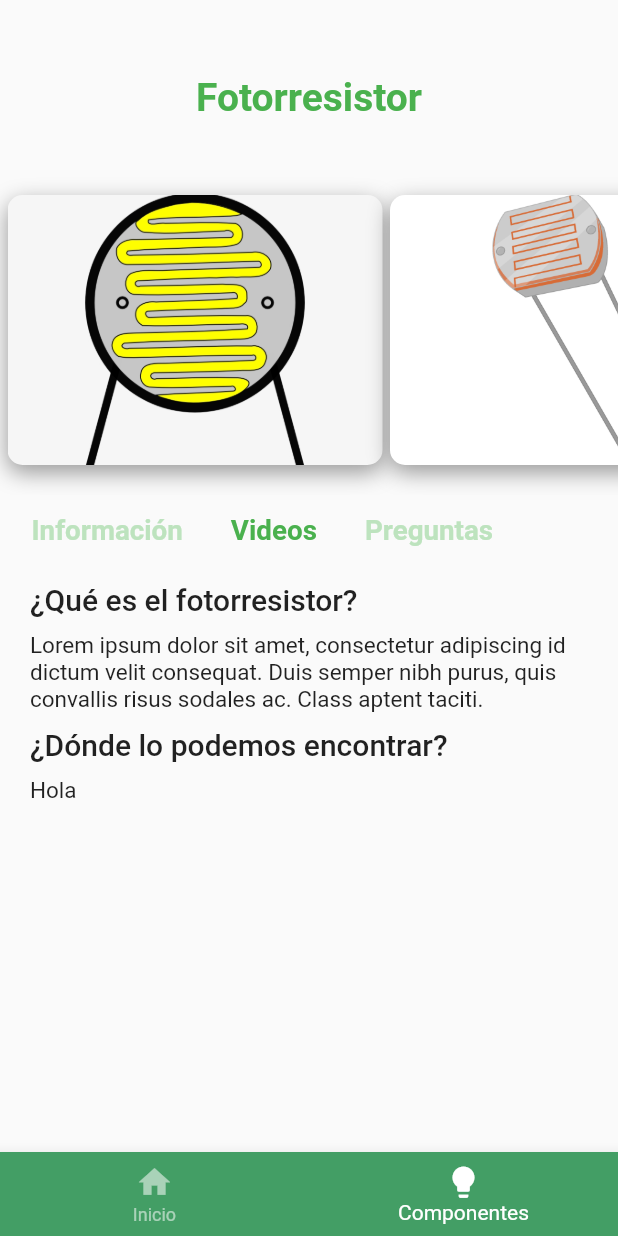
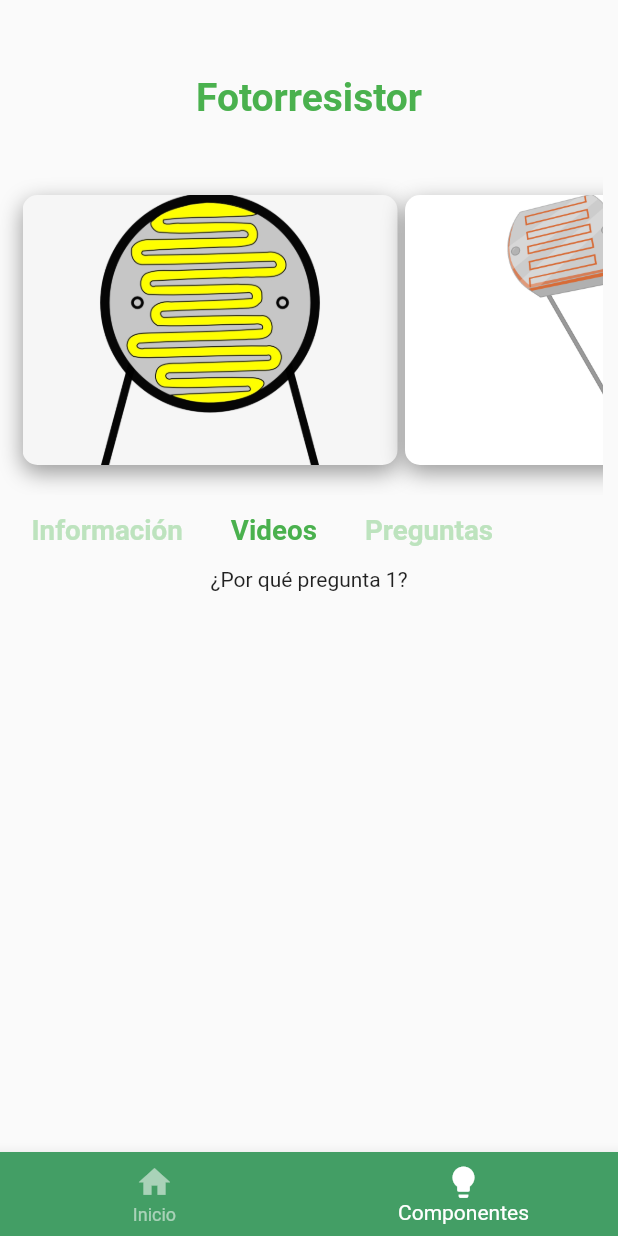
Before and after one commit to Juan-Pisco/robotics_info_app, a Flutter app: the screen it shows after launch, item 2 of the bottom bar chosen, after a tap on "Videos", on a phone screen of 412 x 824 dp. Run offline on Flutter 3.47's test engine with Material 2 defaults, Android fonts, the phone set to English and light mode, and no system bars.

Commit message:
Fixed constrain problems and deleted status bar

```diff
--- a/lib/main.dart
+++ b/lib/main.dart
@@ -1,6 +1,11 @@
 import 'package:flutter/material.dart';
 import 'package:robotics_community_app/ui/ui.dart';
+import 'package:flutter/services.dart';
 
 void main() {
-  runApp(MaterialApp(home: MyApp(), debugShowCheckedModeBanner: false,));
+  SystemChrome.setSystemUIOverlayStyle(SystemUiOverlayStyle(
+    statusBarColor: Colors.transparent,
+    statusBarBrightness: Brightness.light,
+  ));
+  runApp(MaterialApp(home: MyStatefulWidget(), debugShowCheckedModeBanner: false,));
 }
--- a/lib/ui/component.dart
+++ b/lib/ui/component.dart
@@ -1,5 +1,6 @@
 import 'package:flutter/material.dart';
 import 'package:robotics_community_app/utils/card_image_list.dart';
+import 'package:url_launcher/url_launcher.dart';
 
 class Components extends StatefulWidget {
   const Components({Key key}) : super(key: key);
@@ -10,6 +11,8 @@ class Components extends StatefulWidget {
 
 class _ComponentsState extends State<Components> {
   String foto_descri =
+      "Lorem ipsum dolor sit amet, consectetur adipiscing id dictum velit consequat. Duis semper nibh purus, quis convallis risus sodales ac. Class aptent taciti.";
+  String foto_uti =
       "Lorem ipsum dolor sit amet, consectetur adipiscing id dictum velit consequat. Duis semper nibh purus, quis convallis risus sodales ac. Class aptent taciti.";
 
   @override
@@ -23,10 +26,14 @@ class _ComponentsState extends State<Components> {
             'assets/images/fotor2.png',
             'assets/images/fotor3.png',
             foto_descri,
+            foto_uti,
+            'https://stackoverflow.com/questions/43583411/how-to-create-a-hyperlink-in-flutter-widget',
+            'https://www.youtube.com/watch?v=dVXJDjgCpho',
             '',
-            '',
-            ''),
-        SingleComponent('Potenciómetro', '', '', '', '', '', '', ''),
+            '¿Por qué pregunta 1?',
+            '¿Por qué pregunta 2?'),
+        SingleComponent(
+            'Potenciómetro', '', '', '', '', '', '', '', '', '', ''),
         Testing(Colors.blue),
         Testing(Colors.green),
       ],
@@ -53,32 +60,36 @@ class SingleComponent extends StatefulWidget {
   final String image3;
   final String description;
   final String utilities;
+  final String extra_info;
   final String video1;
   final String video2;
+  final String video1txt;
+  final String video2txt;
 
   int current_section = 0;
   Color info_color = Color(0xffBDE3BE);
   Color videos_color = Color(0xffBDE3BE);
   Color preguntas_color = Color(0xffBDE3BE);
 
-
-  SingleComponent(this.name, this.image1, this.image2, this.image3,
-      this.description, this.utilities, this.video1, this.video2);
-
-
+  SingleComponent(
+      this.name,
+      this.image1,
+      this.image2,
+      this.image3,
+      this.description,
+      this.utilities,
+      this.extra_info,
+      this.video1,
+      this.video2,
+      this.video1txt,
+      this.video2txt);
 
   @override
   _SingleComponentState createState() => _SingleComponentState();
 }
 
 class _SingleComponentState extends State<SingleComponent> {
-  // TODO: Add and fix the index widgets
-
- /*     var temp = ComponentDescription(this.description, "Hola", name);
-      List widget_printed = [
-      temp,
-      ]; */
-
+  PageController pageController = PageController(initialPage: 0);
   _optionSelected(int index) {
     setState(() {
       widget.current_section = index;
@@ -88,14 +99,26 @@ class _SingleComponentState extends State<SingleComponent> {
       if (index == 0) {
         debugPrint('${widget.current_section}');
         widget.info_color = Color(0xff4AB14E);
+        pageController.animateToPage(0,
+            duration: Duration(milliseconds: 250), curve: Curves.decelerate);
       } else if (index == 1) {
         debugPrint("${widget.current_section}");
         widget.videos_color = Color(0xff4AB14E);
+        pageController.animateToPage(1,
+            duration: Duration(milliseconds: 250), curve: Curves.decelerate);
       } else if (index == 2) {
         debugPrint("${widget.current_section}");
         widget.preguntas_color = Color(0xff4AB14E);
+        pageController.animateToPage(2,
+            duration: Duration(milliseconds: 250), curve: Curves.decelerate);
       }
     });
+  }
+
+  @override
+  void initState() {
+    super.initState();
+    widget.info_color = Color(0xff4AB14E);
   }
 
   @override
@@ -157,8 +180,21 @@ class _SingleComponentState extends State<SingleComponent> {
               ],
             ),
           ),
-          //widget_printed[widget.current_section],
-          ComponentDescription(widget.description, "Hola", widget.name),
+
+          Expanded(
+            child: PageView(
+              controller: pageController,
+              onPageChanged: (index) => _optionSelected(index),
+              physics: NeverScrollableScrollPhysics(),
+              children: [
+                ComponentDescription(widget.description, widget.utilities,
+                    widget.name, widget.extra_info),
+                ComponentVideos(widget.video1, widget.video2, widget.video1txt,
+                    widget.video2txt),
+                Container(color: Colors.green)
+              ],
+            ),
+          ),
         ],
       ),
     );
@@ -169,12 +205,13 @@ class ComponentDescription extends StatelessWidget {
   final String description_text;
   final String utilities_text;
   final String name;
+  final String info_link;
   const ComponentDescription(
-      this.description_text, this.utilities_text, this.name);
+      this.description_text, this.utilities_text, this.name, this.info_link);
 
   @override
   Widget build(BuildContext context) {
-    return Column(
+    return (Column(
       mainAxisAlignment: MainAxisAlignment.start,
       crossAxisAlignment: CrossAxisAlignment.start,
       children: [
@@ -218,7 +255,61 @@ class ComponentDescription extends StatelessWidget {
             ),
           ],
         ),
+        Padding(
+          padding: const EdgeInsets.only(left: 20, top: 15),
+          child: Row(
+            children: [
+              Text(
+                'Para más información ',
+                style: TextStyle(fontSize: 15),
+              ),
+              InkWell(
+                  splashColor: Colors.transparent,
+                  focusColor: Colors.transparent,
+                  child: Text(
+                    'click aquí.',
+                    style: TextStyle(
+                        color: Colors.blue.shade400,
+                        fontStyle: FontStyle.italic),
+                  ),
+                  onTap: () => launch('${this.info_link}'))
             ],
+          ),
+        )
+      ],
+    ));
+  }
+}
+
+class ComponentVideos extends StatelessWidget {
+  final String video1txt;
+  final String video2txt;
+  final String video1;
+  final String video2;
+
+
+  const ComponentVideos(
+      this.video1, this.video2, this.video1txt, this.video2txt);
+
+  @override
+  Widget build(BuildContext context) {
+    return Container(
+      margin: EdgeInsets.only(top: 0, left: 15, right: 15),
+      child: ListView(
+        physics: BouncingScrollPhysics(),
+        children: [
+          Container(
+            child: Column(
+              children: [
+                Text('${this.video1txt}'),
+                //YoutubePlayer(context: context, videoId: YoutubePlayer.convertUrlToId(this.video1))
+              ],
+            ),alignment: Alignment.topCenter,
+            ),
+
+
+        ],
+      ),
     );
   }
 }
--- a/lib/ui/ui.dart
+++ b/lib/ui/ui.dart
@@ -1,19 +1,5 @@
 import 'package:flutter/material.dart';
 import 'package:robotics_community_app/ui/component.dart';
-
-class MyApp extends StatelessWidget {
-  const MyApp({Key key}) : super(key: key);
-
-  static const String _title = 'Flutter Code Sample';
-
-  @override
-  Widget build(BuildContext context) {
-    return const MaterialApp(
-      title: _title,
-      home: MyStatefulWidget(),
-    );
-  }
-}
 
 class MyStatefulWidget extends StatefulWidget {
   const MyStatefulWidget({Key key}) : super(key: key);
@@ -50,11 +36,17 @@ class _MyStatefulWidgetState extends State<MyStatefulWidget> {
         backgroundColor: Color(0xff439E65),
         items: const <BottomNavigationBarItem>[
           BottomNavigationBarItem(
-            icon: Icon(Icons.home, size: 25,),
+            icon: Icon(
+              Icons.home,
+              size: 25,
+            ),
             label: 'Inicio',
           ),
           BottomNavigationBarItem(
-            icon: Icon(Icons.lightbulb, size: 25,),
+            icon: Icon(
+              Icons.lightbulb,
+              size: 25,
+            ),
             label: 'Componentes',
           ),
         ],
--- a/lib/utils/card_image_list.dart
+++ b/lib/utils/card_image_list.dart
@@ -12,9 +12,10 @@ class CardImageList extends StatelessWidget {
   @override
   Widget build(BuildContext context) {
     return Container(
+      padding: EdgeInsets.only(left:0, right:10),
       height: 250.0,
       child: ListView(
-        padding: EdgeInsets.only(top:0, left: 0, right: 28, bottom: 20 ),
+        padding: EdgeInsets.only(top:0, left: 10, right: 10, bottom: 20 ),
         scrollDirection: Axis.horizontal,
         physics: BouncingScrollPhysics(),
         children: <Widget>[
--- a/pubspec.yaml
+++ b/pubspec.yaml
@@ -23,6 +23,7 @@ environment:
 dependencies:
   flutter:
     sdk: flutter
+  url_launcher: ^5.6.0
 
 
   # The following adds the Cupertino Icons font to your application.
```
Also changed, not shown: pubspec.lock, 1 other file. Lines whose indentation alone changed are shown as unchanged.
